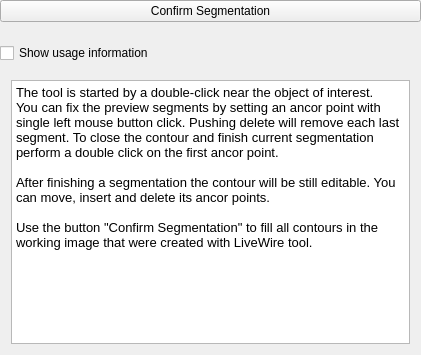
The window that Modules/SegmentationUI/Qmitk/QmitkLiveWireTool2DGUIControls.ui (MITK/MITK) describes before a commit, drawn with Qt 5.
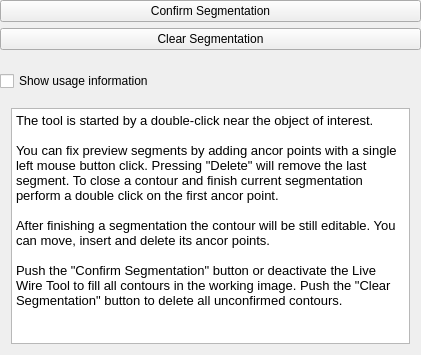
The same window after the commit.

Commit message: Contours can be cleared. Segmentation is confirmed on tool deactivation.

```diff
--- a/Modules/SegmentationUI/Qmitk/QmitkLiveWireTool2DGUIControls.ui
+++ b/Modules/SegmentationUI/Qmitk/QmitkLiveWireTool2DGUIControls.ui
@@ -50,6 +50,13 @@
        </property>
       </widget>
      </item>
+     <item>
+      <widget class="QPushButton" name="m_ClearButton">
+       <property name="text">
+        <string>Clear Segmentation</string>
+       </property>
+      </widget>
+     </item>
      <item>
       <spacer name="verticalSpacer_2">
        <property name="orientation">
@@ -93,13 +100,14 @@
            <string>&lt;!DOCTYPE HTML PUBLIC &quot;-//W3C//DTD HTML 4.0//EN&quot; &quot;http://www.w3.org/TR/REC-html40/strict.dtd&quot;&gt;
 &lt;html&gt;&lt;head&gt;&lt;meta name=&quot;qrichtext&quot; content=&quot;1&quot; /&gt;&lt;style type=&quot;text/css&quot;&gt;
 p, li { white-space: pre-wrap; }
-&lt;/style&gt;&lt;/head&gt;&lt;body style=&quot; font-family:'Cantarell'; font-size:12pt; font-weight:400; font-style:normal;&quot;&gt;
+&lt;/style&gt;&lt;/head&gt;&lt;body style=&quot; font-family:'MS Shell Dlg 2'; font-size:12pt; font-weight:400; font-style:normal;&quot;&gt;
 &lt;p style=&quot; margin-top:0px; margin-bottom:0px; margin-left:0px; margin-right:0px; -qt-block-indent:0; text-indent:0px;&quot;&gt;&lt;span style=&quot; font-family:'Sans'; font-size:10pt;&quot;&gt;The tool is started by a double-click near the object of interest.&lt;/span&gt;&lt;/p&gt;
-&lt;p style=&quot; margin-top:0px; margin-bottom:0px; margin-left:0px; margin-right:0px; -qt-block-indent:0; text-indent:0px;&quot;&gt;&lt;span style=&quot; font-family:'Sans'; font-size:10pt;&quot;&gt;You can fix the preview segments by setting an ancor point with single left mouse button click. Pushing delete will remove each last segment. To close the contour and finish current segmentation perform a double click on the first ancor point.&lt;/span&gt;&lt;/p&gt;
+&lt;p style=&quot;-qt-paragraph-type:empty; margin-top:0px; margin-bottom:0px; margin-left:0px; margin-right:0px; -qt-block-indent:0; text-indent:0px; font-family:'Sans'; font-size:10pt;&quot;&gt;&lt;br /&gt;&lt;/p&gt;
+&lt;p style=&quot; margin-top:0px; margin-bottom:0px; margin-left:0px; margin-right:0px; -qt-block-indent:0; text-indent:0px;&quot;&gt;&lt;span style=&quot; font-family:'Sans'; font-size:10pt;&quot;&gt;You can fix preview segments by adding ancor points with a single left mouse button click. Pressing &amp;quot;Delete&amp;quot; will remove the last segment. To close a contour and finish current segmentation perform a double click on the first ancor point.&lt;/span&gt;&lt;/p&gt;
 &lt;p style=&quot;-qt-paragraph-type:empty; margin-top:0px; margin-bottom:0px; margin-left:0px; margin-right:0px; -qt-block-indent:0; text-indent:0px; font-family:'Sans'; font-size:10pt;&quot;&gt;&lt;br /&gt;&lt;/p&gt;
 &lt;p style=&quot; margin-top:0px; margin-bottom:0px; margin-left:0px; margin-right:0px; -qt-block-indent:0; text-indent:0px;&quot;&gt;&lt;span style=&quot; font-family:'Sans'; font-size:10pt;&quot;&gt;After finishing a segmentation the contour will be still editable. You can move, insert and delete its ancor points.&lt;/span&gt;&lt;/p&gt;
 &lt;p style=&quot;-qt-paragraph-type:empty; margin-top:0px; margin-bottom:0px; margin-left:0px; margin-right:0px; -qt-block-indent:0; text-indent:0px; font-family:'Sans'; font-size:10pt;&quot;&gt;&lt;br /&gt;&lt;/p&gt;
-&lt;p style=&quot; margin-top:0px; margin-bottom:0px; margin-left:0px; margin-right:0px; -qt-block-indent:0; text-indent:0px;&quot;&gt;&lt;span style=&quot; font-family:'Sans'; font-size:10pt;&quot;&gt;Use the button &amp;quot;Confirm Segmentation&amp;quot; to fill all contours in the working image that were created with LiveWire tool.&lt;/span&gt;&lt;/p&gt;&lt;/body&gt;&lt;/html&gt;</string>
+&lt;p style=&quot; margin-top:0px; margin-bottom:0px; margin-left:0px; margin-right:0px; -qt-block-indent:0; text-indent:0px;&quot;&gt;&lt;span style=&quot; font-family:'Sans'; font-size:10pt;&quot;&gt;Push the &amp;quot;Confirm Segmentation&amp;quot; button or deactivate the Live Wire Tool to fill all contours in the working image. Push the &amp;quot;Clear Segmentation&amp;quot; button to delete all unconfirmed contours.&lt;/span&gt;&lt;/p&gt;&lt;/body&gt;&lt;/html&gt;</string>
           </property>
          </widget>
         </item>
```
Left out of the diff: 11 changed lines with no effect on the pictures. The commit also changes 4 other files.
